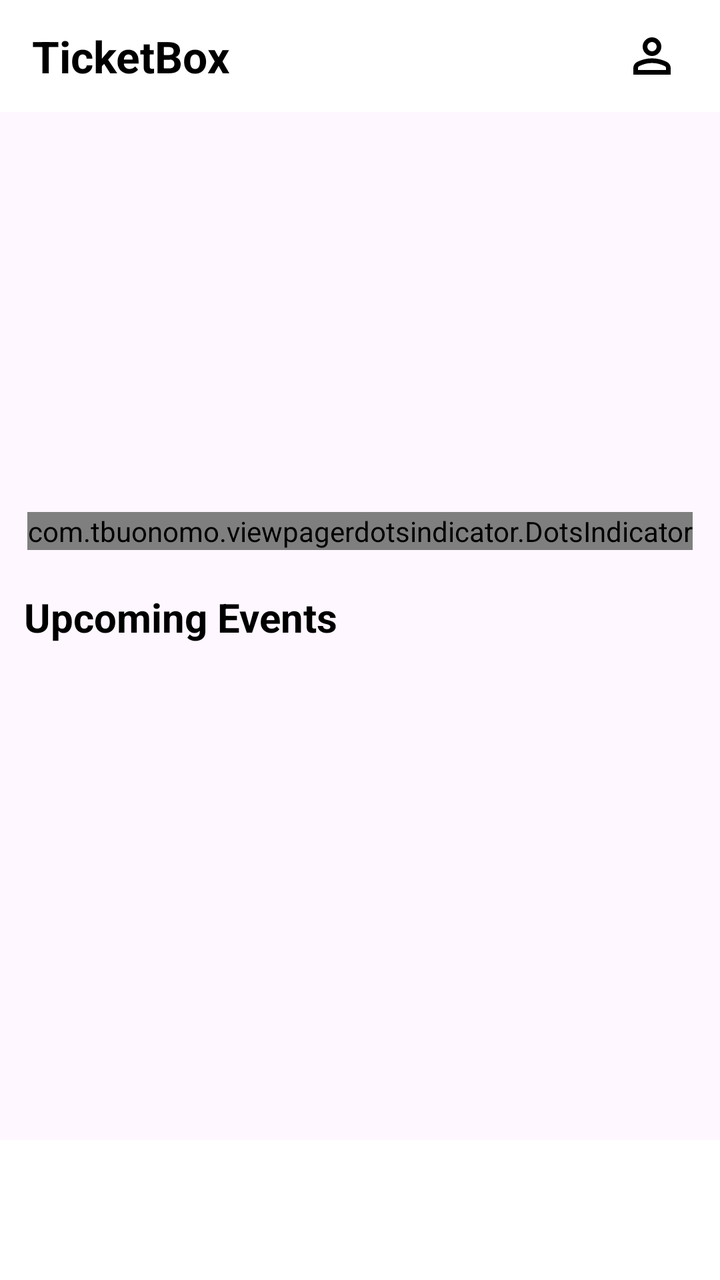
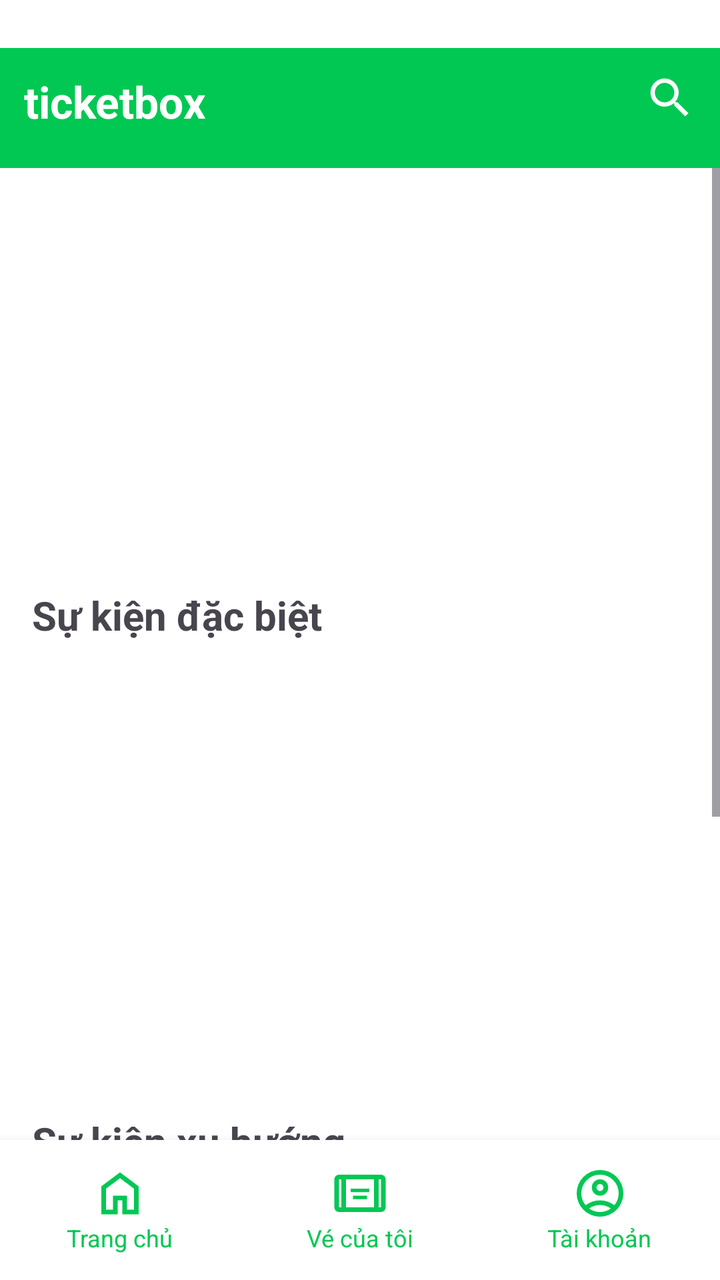

Before-and-after screenshots of an Android layout around one commit, followed by the original layout XML and the change that was made.
<!-- AndroidManifest.xml: application theme Theme.MobileApp -->
<!-- res/layout/activity_main.xml -->
<?xml version="1.0" encoding="utf-8"?>
<androidx.coordinatorlayout.widget.CoordinatorLayout xmlns:android="http://schemas.android.com/apk/res/android"
    xmlns:app="http://schemas.android.com/apk/res-auto"
    android:layout_width="match_parent"
    android:layout_height="match_parent">

    
    <com.google.android.material.appbar.AppBarLayout
        android:layout_width="match_parent"
        android:layout_height="wrap_content"
        android:background="@android:color/white"
        android:elevation="4dp">

        <androidx.constraintlayout.widget.ConstraintLayout
            android:layout_width="match_parent"
            android:layout_height="56dp">

            <TextView
                android:id="@+id/tvTitle"
                android:layout_width="wrap_content"
                android:layout_height="wrap_content"
                android:text="TicketBox"
                android:textStyle="bold"
                android:textColor="#000000"
                android:textSize="22sp"
                app:layout_constraintStart_toStartOf="parent"
                app:layout_constraintBottom_toBottomOf="parent"
                app:layout_constraintTop_toTopOf="parent"
                android:layout_marginStart="16dp" />

            <ImageView
                android:id="@+id/imgProfile"
                android:layout_width="36dp"
                android:layout_height="36dp"
                android:src="@drawable/outline_person_24"
                android:layout_marginEnd="16dp"
                app:layout_constraintEnd_toEndOf="parent"
                app:layout_constraintBottom_toBottomOf="parent"
                app:layout_constraintTop_toTopOf="parent"
                android:padding="4dp" />
        </androidx.constraintlayout.widget.ConstraintLayout>

    </com.google.android.material.appbar.AppBarLayout>

    
    <androidx.core.widget.NestedScrollView
        android:layout_width="match_parent"
        android:layout_height="match_parent"
        app:layout_behavior="@string/appbar_scrolling_view_behavior">

        <LinearLayout
            android:layout_width="match_parent"
            android:layout_height="wrap_content"
            android:orientation="vertical"
            android:padding="12dp">

            
            <androidx.viewpager2.widget.ViewPager2
                android:id="@+id/bannerViewPager"
                android:layout_width="match_parent"
                android:layout_height="180dp"
                android:clipToPadding="false"
                android:clipChildren="false"
                android:paddingStart="16dp"
                android:paddingEnd="16dp" />

            
            <com.tbuonomo.viewpagerdotsindicator.DotsIndicator
                android:id="@+id/dotsIndicator"
                android:layout_width="wrap_content"
                android:layout_height="wrap_content"
                android:layout_gravity="center"
                android:layout_marginTop="8dp" />

            
            <TextView
                android:id="@+id/tvUpcoming"
                android:layout_width="wrap_content"
                android:layout_height="wrap_content"
                android:text="Upcoming Events"
                android:textStyle="bold"
                android:textSize="20sp"
                android:textColor="#000"
                android:layout_marginTop="20dp"
                android:layout_marginBottom="10dp" />

            
            <androidx.recyclerview.widget.RecyclerView
                android:id="@+id/recyclerEvents"
                android:layout_width="match_parent"
                android:layout_height="wrap_content"
                android:nestedScrollingEnabled="false" />

        </LinearLayout>
    </androidx.core.widget.NestedScrollView>

    
    <com.google.android.material.bottomnavigation.BottomNavigationView
        android:id="@+id/bottomNav"
        android:layout_width="match_parent"
        android:layout_height="70dp"
        android:background="@android:color/white"
        app:itemIconSize="28dp"
        app:menu="@menu/bottom_nav_menu"
        app:itemActiveIndicatorStyle="@style/Widget.MaterialComponents.BottomNavigationView.Colored"
        android:layout_gravity="bottom"/>

</androidx.coordinatorlayout.widget.CoordinatorLayout>
<!-- resources referenced by this layout -->
<resources>
  <!-- drawable outline_person_24 (drawable) -->
  <vector xmlns:android="http://schemas.android.com/apk/res/android" android:height="24dp" android:tint="#000000" android:viewportHeight="960" android:viewportWidth="960" android:width="24dp">
        
      <path android:fillColor="@android:color/white" android:pathData="M480,480Q414,480 367,433Q320,386 320,320Q320,254 367,207Q414,160 480,160Q546,160 593,207Q640,254 640,320Q640,386 593,433Q546,480 480,480ZM160,800L160,688Q160,654 177.5,625.5Q195,597 224,582Q286,551 350,535.5Q414,520 480,520Q546,520 610,535.5Q674,551 736,582Q765,597 782.5,625.5Q800,654 800,688L800,800L160,800ZM240,720L720,720L720,688Q720,677 714.5,668Q709,659 700,654Q646,627 591,613.5Q536,600 480,600Q424,600 369,613.5Q314,627 260,654Q251,659 245.5,668Q240,677 240,688L240,720ZM480,400Q513,400 536.5,376.5Q560,353 560,320Q560,287 536.5,263.5Q513,240 480,240Q447,240 423.5,263.5Q400,287 400,320Q400,353 423.5,376.5Q447,400 480,400ZM480,320Q480,320 480,320Q480,320 480,320Q480,320 480,320Q480,320 480,320Q480,320 480,320Q480,320 480,320Q480,320 480,320Q480,320 480,320ZM480,720L480,720Q480,720 480,720Q480,720 480,720Q480,720 480,720Q480,720 480,720Q480,720 480,720Q480,720 480,720Q480,720 480,720Q480,720 480,720L480,720Z"/>
      
  </vector>
  <style name="Theme.MobileApp" parent="Base.Theme.MobileApp" />
  <style name="Base.Theme.MobileApp" parent="Theme.Material3.DayNight.NoActionBar">
          
          
      </style>
</resources>

<!-- the commit's change to res/layout/activity_main.xml (unified diff, before → after) -->
@@ -1,58 +1,47 @@
 <?xml version="1.0" encoding="utf-8"?>
-<androidx.coordinatorlayout.widget.CoordinatorLayout xmlns:android="http://schemas.android.com/apk/res/android"
+<LinearLayout xmlns:android="http://schemas.android.com/apk/res/android"
     xmlns:app="http://schemas.android.com/apk/res-auto"
     android:layout_width="match_parent"
-    android:layout_height="match_parent">
+    android:layout_height="match_parent"
+    android:orientation="vertical"
+    android:background="#FFFFFF">
 
     
-    <com.google.android.material.appbar.AppBarLayout
+    <RelativeLayout
         android:layout_width="match_parent"
-        android:layout_height="wrap_content"
-        android:background="@android:color/white"
-        android:elevation="4dp">
+        android:layout_height="60dp"
+        android:layout_marginTop="24dp"
+        android:padding="12dp"
+        android:background="#00C853">
 
-        <androidx.constraintlayout.widget.ConstraintLayout
-            android:layout_width="match_parent"
-            android:layout_height="56dp">
+        <TextView
+            android:id="@+id/tvLogo"
+            android:layout_width="wrap_content"
+            android:layout_height="wrap_content"
+            android:text="ticketbox"
+            android:textSize="22sp"
+            android:textStyle="bold"
+            android:textColor="#FFFFFF" />
 
-            <TextView
-                android:id="@+id/tvTitle"
-                android:layout_width="wrap_content"
-                android:layout_height="wrap_content"
-                android:text="TicketBox"
-                android:textStyle="bold"
-                android:textColor="#000000"
-                android:textSize="22sp"
-                app:layout_constraintStart_toStartOf="parent"
-                app:layout_constraintBottom_toBottomOf="parent"
-                app:layout_constraintTop_toTopOf="parent"
-                android:layout_marginStart="16dp" />
+        <ImageView
+            android:id="@+id/btnSearch"
+            android:layout_width="26dp"
+            android:layout_height="26dp"
+            android:layout_alignParentEnd="true"
+            android:src="@drawable/baseline_search_24"
+            app:tint="#FFFFFF" />
+    </RelativeLayout>
 
-            <ImageView
-                android:id="@+id/imgProfile"
-                android:layout_width="36dp"
-                android:layout_height="36dp"
-                android:src="@drawable/outline_person_24"
-                android:layout_marginEnd="16dp"
-                app:layout_constraintEnd_toEndOf="parent"
-                app:layout_constraintBottom_toBottomOf="parent"
-                app:layout_constraintTop_toTopOf="parent"
-                android:padding="4dp" />
-        </androidx.constraintlayout.widget.ConstraintLayout>
-
-    </com.google.android.material.appbar.AppBarLayout>
-
-    
-    <androidx.core.widget.NestedScrollView
+    <ScrollView
         android:layout_width="match_parent"
-        android:layout_height="match_parent"
-        app:layout_behavior="@string/appbar_scrolling_view_behavior">
+        android:layout_height="0dp"
+        android:layout_weight="1">
 
         <LinearLayout
             android:layout_width="match_parent"
             android:layout_height="wrap_content"
             android:orientation="vertical"
-            android:padding="12dp">
+            android:padding="8dp">
 
             
             <androidx.viewpager2.widget.ViewPager2
@@ -61,48 +50,128 @@
                 android:layout_height="180dp"
                 android:clipToPadding="false"
                 android:clipChildren="false"
-                android:paddingStart="16dp"
-                android:paddingEnd="16dp" />
+                android:paddingLeft="20dp"
+                android:paddingRight="20dp" />
 
             
-            <com.tbuonomo.viewpagerdotsindicator.DotsIndicator
-                android:id="@+id/dotsIndicator"
+            <LinearLayout
+                android:id="@+id/dotLayout"
                 android:layout_width="wrap_content"
                 android:layout_height="wrap_content"
                 android:layout_gravity="center"
-                android:layout_marginTop="8dp" />
+                android:orientation="horizontal"
+                android:layout_marginTop="6dp"></LinearLayout>
 
             
             <TextView
-                android:id="@+id/tvUpcoming"
                 android:layout_width="wrap_content"
                 android:layout_height="wrap_content"
-                android:text="Upcoming Events"
+                android:text="Sự kiện đặc biệt"
+                android:textSize="20sp"
                 android:textStyle="bold"
-                android:textSize="20sp"
-                android:textColor="#000"
-                android:layout_marginTop="20dp"
-                android:layout_marginBottom="10dp" />
+                android:layout_marginTop="16dp"
+                android:layout_marginStart="8dp"/>
+
+            <androidx.recyclerview.widget.RecyclerView
+                android:id="@+id/rvSpecialEvents"
+                android:layout_width="match_parent"
+                android:layout_height="220dp"
+                android:orientation="horizontal"
+                android:padding="4dp"/>
 
             
+            <TextView
+                android:layout_width="wrap_content"
+                android:layout_height="wrap_content"
+                android:text="Sự kiện xu hướng"
+                android:textSize="20sp"
+                android:textStyle="bold"
+                android:layout_marginTop="16dp"
+                android:layout_marginStart="8dp"/>
+
             <androidx.recyclerview.widget.RecyclerView
-                android:id="@+id/recyclerEvents"
+                android:id="@+id/rvTrendingEvents"
                 android:layout_width="match_parent"
-                android:layout_height="wrap_content"
-                android:nestedScrollingEnabled="false" />
-
+                android:layout_height="220dp"
+                android:orientation="horizontal"
+                android:padding="4dp"/>
         </LinearLayout>
-    </androidx.core.widget.NestedScrollView>
+    </ScrollView>
 
     
-    <com.google.android.material.bottomnavigation.BottomNavigationView
-        android:id="@+id/bottomNav"
+    <LinearLayout
         android:layout_width="match_parent"
         android:layout_height="70dp"
-        android:background="@android:color/white"
-        app:itemIconSize="28dp"
-        app:menu="@menu/bottom_nav_menu"
-        app:itemActiveIndicatorStyle="@style/Widget.MaterialComponents.BottomNavigationView.Colored"
-        android:layout_gravity="bottom"/>
+        android:orientation="horizontal"
+        android:background="#FFFFFF"
+        android:weightSum="3"
+        android:elevation="8dp">
 
-</androidx.coordinatorlayout.widget.CoordinatorLayout>
+        <LinearLayout
+            android:layout_width="0dp"
+            android:layout_height="match_parent"
+            android:layout_weight="1"
+            android:orientation="vertical"
+            android:gravity="center">
+
+            <ImageView
+                android:layout_width="28dp"
+                android:layout_height="28dp"
+                android:src="@drawable/outline_home_24"
+                app:tint="#00C853" />
+
+            <TextView
+                android:layout_width="wrap_content"
+                android:layout_height="wrap_content"
+                android:text="Trang chủ"
+                android:textSize="12sp"
+                android:textColor="#00C853" />
+        </LinearLayout>
+
+        <LinearLayout
+            android:id="@+id/btnMyTickets"
+            android:layout_width="0dp"
+            android:layout_height="match_parent"
+            android:layout_weight="1"
+            android:orientation="vertical"
+            android:gravity="center">
+
+            <ImageView
+                android:layout_width="28dp"
+                android:layout_height="28dp"
+                app:tint="#00C853"
+                android:src="@drawable/outline_aod_ticket_24" />
+
+
+            <TextView
+                android:layout_width="wrap_content"
+                android:layout_height="wrap_content"
+                android:text="Vé của tôi"
+                android:textSize="12sp"
+                android:textColor="#00C853"/>
+        </LinearLayout>
+
+        <LinearLayout
+            android:layout_width="0dp"
+            android:layout_height="match_parent"
+            android:layout_weight="1"
+            android:orientation="vertical"
+            android:gravity="center">
+
+            <ImageView
+                android:id="@+id/imgProfile"
+                android:layout_width="28dp"
+                android:layout_height="28dp"
+                app:tint="#00C853"
+                android:src="@drawable/outline_account_circle_24" />
+
+            <TextView
+                android:layout_width="wrap_content"
+                android:layout_height="wrap_content"
+                android:text="Tài khoản"
+                android:textSize="12sp"
+                android:textColor="#00C853"/>
+        </LinearLayout>
+    </LinearLayout>
+
+</LinearLayout>
<!-- resource entries referenced after the edit -->
@@ -1,9 +1,27 @@
 <!-- resources referenced by this layout -->
 <resources>
-  <!-- drawable outline_person_24 (drawable) -->
-  <vector xmlns:android="http://schemas.android.com/apk/res/android" android:height="24dp" android:tint="#000000" android:viewportHeight="960" android:viewportWidth="960" android:width="24dp">
+  <!-- drawable baseline_search_24 (drawable) -->
+  <vector xmlns:android="http://schemas.android.com/apk/res/android" android:height="30dp" android:tint="#FFFFFF" android:viewportHeight="24" android:viewportWidth="24" android:width="30dp">
         
-      <path android:fillColor="@android:color/white" android:pathData="M480,480Q414,480 367,433Q320,386 320,320Q320,254 367,207Q414,160 480,160Q546,160 593,207Q640,254 640,320Q640,386 593,433Q546,480 480,480ZM160,800L160,688Q160,654 177.5,625.5Q195,597 224,582Q286,551 350,535.5Q414,520 480,520Q546,520 610,535.5Q674,551 736,582Q765,597 782.5,625.5Q800,654 800,688L800,800L160,800ZM240,720L720,720L720,688Q720,677 714.5,668Q709,659 700,654Q646,627 591,613.5Q536,600 480,600Q424,600 369,613.5Q314,627 260,654Q251,659 245.5,668Q240,677 240,688L240,720ZM480,400Q513,400 536.5,376.5Q560,353 560,320Q560,287 536.5,263.5Q513,240 480,240Q447,240 423.5,263.5Q400,287 400,320Q400,353 423.5,376.5Q447,400 480,400ZM480,320Q480,320 480,320Q480,320 480,320Q480,320 480,320Q480,320 480,320Q480,320 480,320Q480,320 480,320Q480,320 480,320Q480,320 480,320ZM480,720L480,720Q480,720 480,720Q480,720 480,720Q480,720 480,720Q480,720 480,720Q480,720 480,720Q480,720 480,720Q480,720 480,720Q480,720 480,720L480,720Z"/>
+      <path android:fillColor="@android:color/white" android:pathData="M15.5,14h-0.79l-0.28,-0.27C15.41,12.59 16,11.11 16,9.5 16,5.91 13.09,3 9.5,3S3,5.91 3,9.5 5.91,16 9.5,16c1.61,0 3.09,-0.59 4.23,-1.57l0.27,0.28v0.79l5,4.99L20.49,19l-4.99,-5zM9.5,14C7.01,14 5,11.99 5,9.5S7.01,5 9.5,5 14,7.01 14,9.5 11.99,14 9.5,14z"/>
+      
+  </vector>
+  <!-- drawable outline_account_circle_24 (drawable) -->
+  <vector xmlns:android="http://schemas.android.com/apk/res/android" android:height="30dp" android:tint="#FFFFFF" android:viewportHeight="960" android:viewportWidth="960" android:width="30dp">
+        
+      <path android:fillColor="@android:color/white" android:pathData="M234,684Q285,645 348,622.5Q411,600 480,600Q549,600 612,622.5Q675,645 726,684Q761,643 780.5,591Q800,539 800,480Q800,347 706.5,253.5Q613,160 480,160Q347,160 253.5,253.5Q160,347 160,480Q160,539 179.5,591Q199,643 234,684ZM480,520Q421,520 380.5,479.5Q340,439 340,380Q340,321 380.5,280.5Q421,240 480,240Q539,240 579.5,280.5Q620,321 620,380Q620,439 579.5,479.5Q539,520 480,520ZM480,880Q397,880 324,848.5Q251,817 197,763Q143,709 111.5,636Q80,563 80,480Q80,397 111.5,324Q143,251 197,197Q251,143 324,111.5Q397,80 480,80Q563,80 636,111.5Q709,143 763,197Q817,251 848.5,324Q880,397 880,480Q880,563 848.5,636Q817,709 763,763Q709,817 636,848.5Q563,880 480,880ZM480,800Q533,800 580,784.5Q627,769 666,740Q627,711 580,695.5Q533,680 480,680Q427,680 380,695.5Q333,711 294,740Q333,769 380,784.5Q427,800 480,800ZM480,440Q506,440 523,423Q540,406 540,380Q540,354 523,337Q506,320 480,320Q454,320 437,337Q420,354 420,380Q420,406 437,423Q454,440 480,440ZM480,380Q480,380 480,380Q480,380 480,380Q480,380 480,380Q480,380 480,380Q480,380 480,380Q480,380 480,380Q480,380 480,380Q480,380 480,380ZM480,740Q480,740 480,740Q480,740 480,740Q480,740 480,740Q480,740 480,740Q480,740 480,740Q480,740 480,740Q480,740 480,740Q480,740 480,740Z"/>
+      
+  </vector>
+  <!-- drawable outline_aod_ticket_24 (drawable) -->
+  <vector xmlns:android="http://schemas.android.com/apk/res/android" android:height="30dp" android:tint="#FFFFFF" android:viewportHeight="960" android:viewportWidth="960" android:width="30dp">
+        
+      <path android:fillColor="@android:color/white" android:pathData="M320,460L320,400L640,400L640,460L320,460ZM360,580L360,520L600,520L600,580L360,580ZM120,800Q87,800 63.5,776.5Q40,753 40,720L40,240Q40,207 63.5,183.5Q87,160 120,160L840,160Q873,160 896.5,183.5Q920,207 920,240L920,720Q920,753 896.5,776.5Q873,800 840,800L120,800ZM160,240L120,240Q120,240 120,240Q120,240 120,240L120,720Q120,720 120,720Q120,720 120,720L160,720L160,240ZM240,720L720,720L720,240L240,240L240,720ZM800,240L800,720L840,720Q840,720 840,720Q840,720 840,720L840,240Q840,240 840,240Q840,240 840,240L800,240ZM800,240L840,240Q840,240 840,240Q840,240 840,240L840,240Q840,240 840,240Q840,240 840,240L800,240ZM160,240L160,240L120,240Q120,240 120,240Q120,240 120,240L120,240Q120,240 120,240Q120,240 120,240L160,240Z"/>
+      
+  </vector>
+  <!-- drawable outline_home_24 (drawable) -->
+  <vector xmlns:android="http://schemas.android.com/apk/res/android" android:height="30dp" android:tint="#FFFFFF" android:viewportHeight="960" android:viewportWidth="960" android:width="30dp">
+        
+      <path android:fillColor="@android:color/white" android:pathData="M240,760L360,760L360,520L600,520L600,760L720,760L720,400L480,220L240,400L240,760ZM160,840L160,360L480,120L800,360L800,840L520,840L520,600L440,600L440,840L160,840ZM480,490L480,490L480,490L480,490L480,490L480,490L480,490L480,490L480,490Z"/>
       
   </vector>
   <style name="Theme.MobileApp" parent="Base.Theme.MobileApp" />
